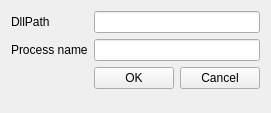
Above: optionswindow.ui from antonshtunder/l2botcontrol before the change. Below: the same form after it.
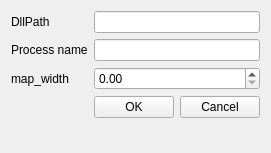
That is the form after the change.

```diff
--- a/optionswindow.ui
+++ b/optionswindow.ui
@@ -7,7 +7,7 @@
     <x>0</x>
     <y>0</y>
     <width>248</width>
-    <height>113</height>
+    <height>153</height>
    </rect>
   </property>
   <property name="windowTitle">
@@ -28,21 +28,21 @@
      </property>
     </widget>
    </item>
-   <item row="1" column="0">
+   <item row="2" column="0">
     <widget class="QLabel" name="lblProcName">
      <property name="text">
       <string>Process name</string>
      </property>
     </widget>
    </item>
-   <item row="1" column="1">
-    <widget class="QLineEdit" name="txtProcName">
-     <property name="text">
-      <string/>
-     </property>
-    </widget>
-   </item>
    <item row="2" column="1">
+    <widget class="QLineEdit" name="txtProcName">
+     <property name="text">
+      <string/>
+     </property>
+    </widget>
+   </item>
+   <item row="4" column="1">
     <layout class="QHBoxLayout" name="buttonsLayout">
      <item>
       <widget class="QPushButton" name="btnOK">
@@ -60,6 +60,20 @@
      </item>
     </layout>
    </item>
+   <item row="3" column="0">
+    <widget class="QLabel" name="lblMapWidth">
+     <property name="text">
+      <string>map_width</string>
+     </property>
+    </widget>
+   </item>
+   <item row="3" column="1">
+    <widget class="QDoubleSpinBox" name="sbMapWidth">
+     <property name="maximum">
+      <double>600000.000000000000000</double>
+     </property>
+    </widget>
+   </item>
   </layout>
  </widget>
  <resources/>
```
